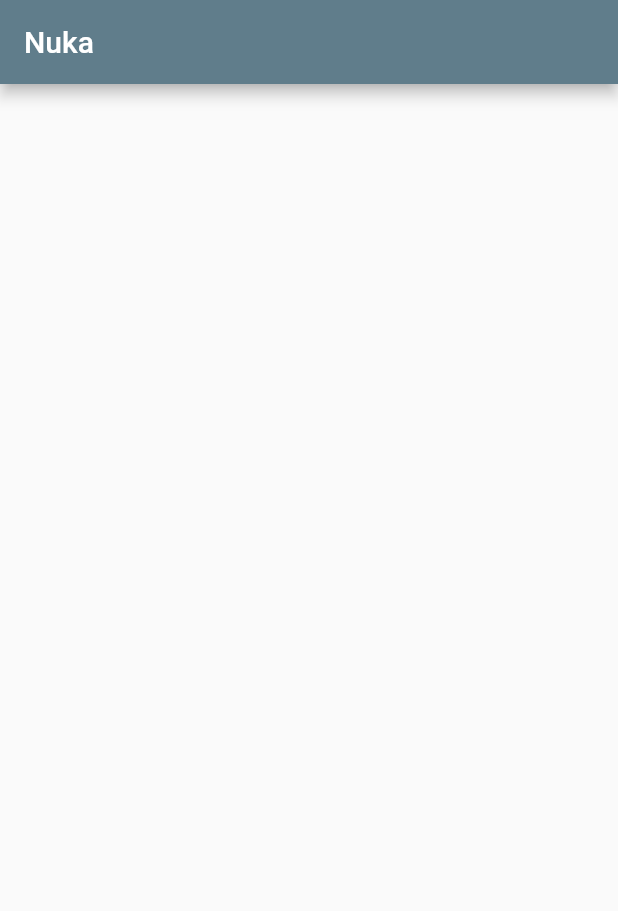
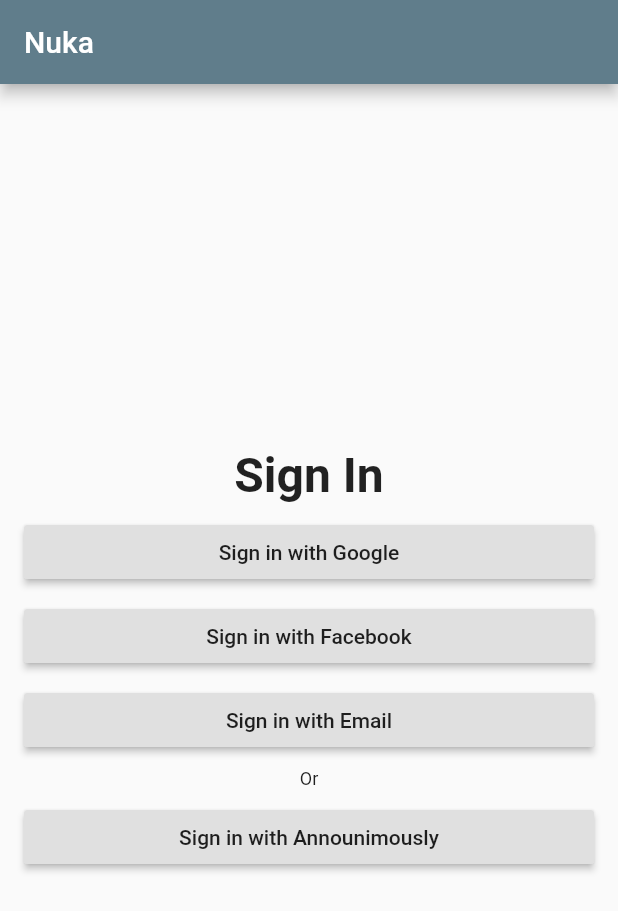
Before and after one commit to buzangth/nuka-ui, a Flutter app: the screen it shows after launch, on a phone screen of 412 x 824 dp. Shown: the top 911 px of the screen. Run offline on Flutter 3.47's test engine with Material 2 defaults, Android fonts, the phone set to English and light mode, and no system bars.

Commit message:
sign in page buttons plus padding

```diff
--- a/lib/app/sign_in/sign_in_page.dart
+++ b/lib/app/sign_in/sign_in_page.dart
@@ -7,6 +7,74 @@ class SignInPage extends StatelessWidget {
       appBar: AppBar(
         title: Text('Nuka'),
       ),
+      body: _buildContent(),
     );
   }
 }
+
+Widget _buildContent() {
+  return Padding(
+    padding: EdgeInsets.all(16.0),
+    child: Column(
+      mainAxisAlignment: MainAxisAlignment.center,
+      crossAxisAlignment: CrossAxisAlignment.stretch,
+      children: <Widget>[
+        Text(
+          'Sign In',
+          textAlign: TextAlign.center,
+          style: TextStyle(
+            fontSize: 32.0,
+            fontWeight: FontWeight.w600,
+          ),
+        ),
+        SizedBox(
+          height: 8.0,
+        ),
+        RaisedButton(
+          child: Text('Sign in with Google'),
+          onPressed: () {
+            print("passed google");
+          },
+        ),
+        SizedBox(
+          height: 8.0,
+        ),
+        RaisedButton(
+          child: Text('Sign in with Facebook'),
+          onPressed: () {
+            print("passed facebook");
+          },
+        ),
+        SizedBox(
+          height: 8.0,
+        ),
+        RaisedButton(
+          child: Text('Sign in with Email'),
+          onPressed: () {
+            print("passed email");
+          },
+        ),
+        SizedBox(
+          height: 8.0,
+        ),
+        Text(
+          'Or',
+          textAlign: TextAlign.center,
+          style: TextStyle(
+            fontSize: 12.00,
+            fontWeight: FontWeight.normal,
+          ),
+        ),
+        SizedBox(
+          height: 8.0,
+        ),
+        RaisedButton(
+          child: Text('Sign in with Announimously'),
+          onPressed: () {
+            print("passed announse");
+          },
+        ),
+      ],
+    ),
+  );
+}
```
